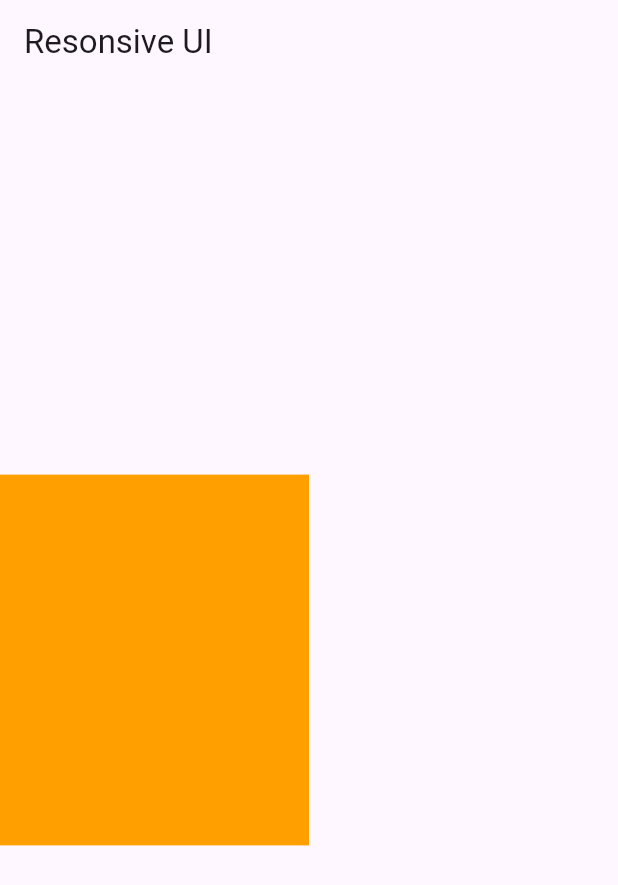
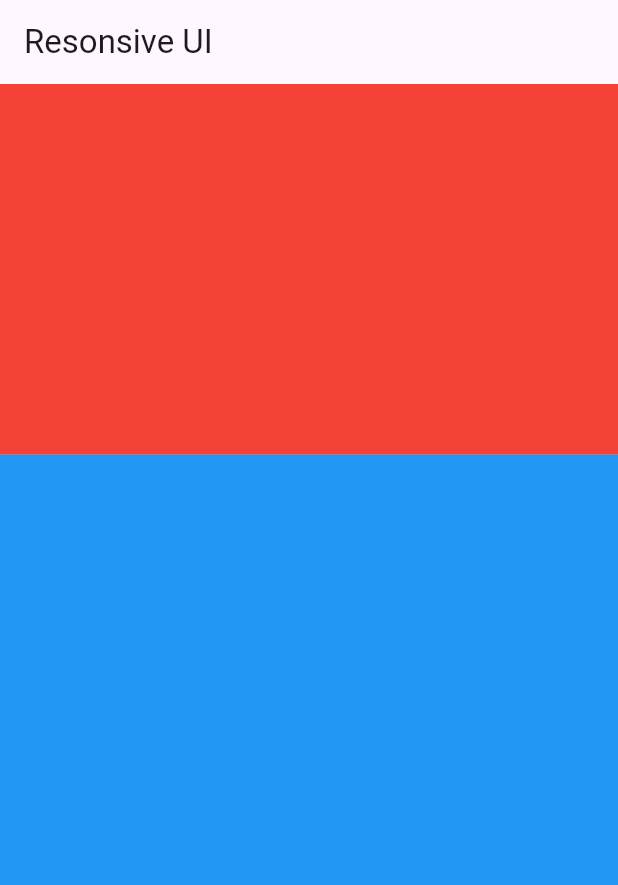
Before and after one commit to mahabubulhasibshawon/flutter_responsive_ui, a Flutter app: the screen it shows after launch, on a phone screen of 412 x 824 dp. Shown: the top 885 px of the screen. Run offline on Flutter 3.47's test engine with Material 3 defaults, Android fonts, the phone set to English and light mode, and no system bars.

Commit message:
orientation

```diff
--- a/lib/home_page.dart
+++ b/lib/home_page.dart
@@ -6,23 +6,39 @@ class HomePage extends StatelessWidget {
   @override
   Widget build(BuildContext context) {
 
-    var deviceSize = MediaQuery.of(context).size;
+    var deviceSize = MediaQuery.of(context).orientation;
+    var deviceHeight = MediaQuery.of(context).size.height;
+    var deviceWidth = MediaQuery.of(context).size.width;
 
     return Scaffold(
       appBar: AppBar(
         title: const Text('Resonsive UI'),
       ),
-      body: Column(
-        mainAxisAlignment: MainAxisAlignment.center,
-        crossAxisAlignment: CrossAxisAlignment.center,
+      body: deviceSize == Orientation.portrait ? Column(
         children: [
           Container(
-            height: deviceSize.height * 0.3,
-            width: deviceSize.width * 0.5,
-            color: Colors.amber.shade700,
-          )
+            color: Colors.red,
+            height: deviceHeight * 0.3,
+          ),
+          Expanded(
+            child: Container(
+              color: Colors.blue,
+            ),
+          ),
         ],
-      ),
+      ) : Row(
+        children: [
+          Container(
+            color: Colors.red,
+            width: deviceWidth * 0.3,
+          ),
+          Expanded(
+            child: Container(
+              color: Colors.blue,
+            ),
+          ),
+        ],
+      )
     );
   }
 }
--- a/lib/main.dart
+++ b/lib/main.dart
@@ -10,7 +10,8 @@ class MyApp extends StatelessWidget {
 
   @override
   Widget build(BuildContext context) {
-    return MaterialApp(
+    return const MaterialApp(
+      debugShowCheckedModeBanner: false,
       home: HomePage(),
     );
   }
```
